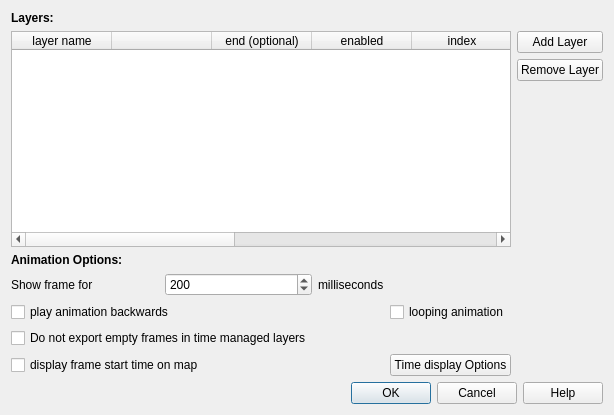
anitagraser/TimeManager, file options.ui: the form before one commit.
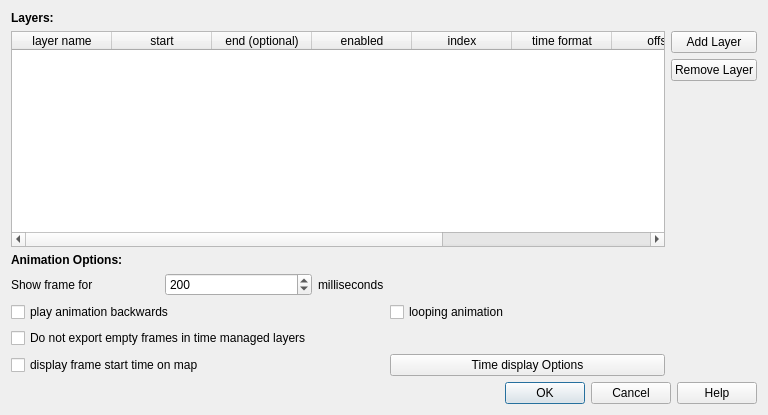
The form after the commit.

Commit message: only look at enabled layers

Patch:
```diff
--- a/options.ui
+++ b/options.ui
@@ -6,7 +6,7 @@
    <rect>
     <x>0</x>
     <y>0</y>
-    <width>614</width>
+    <width>768</width>
     <height>415</height>
    </rect>
   </property>
@@ -61,7 +61,7 @@
        </column>
        <column>
         <property name="text">
-         <string/>
+         <string>start</string>
         </property>
        </column>
        <column>
```
The commit also changes 1 other file.
